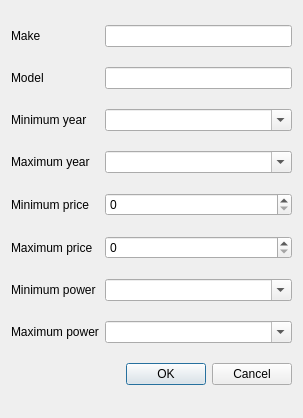
Before: the Qt Designer form filterinputdialog.ui in Jantero93/Qt_Harkka, drawn with Qt 5.
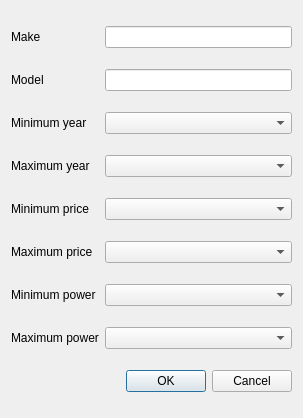
After: the same form once the commit is applied.

Commit message: filter input dropdownit yms gui redi

Diff of the .ui file:
```diff
--- a/filterinputdialog.ui
+++ b/filterinputdialog.ui
@@ -23,11 +23,17 @@
    </item>
    <item row="7" column="3">
     <widget class="QComboBox" name="comboBox_MinPower">
+     <property name="enabled">
+      <bool>true</bool>
+     </property>
      <property name="inputMethodHints">
       <set>Qt::ImhDigitsOnly</set>
      </property>
      <property name="editable">
-      <bool>true</bool>
+      <bool>false</bool>
+     </property>
+     <property name="insertPolicy">
+      <enum>QComboBox::InsertAtCurrent</enum>
      </property>
     </widget>
    </item>
@@ -37,7 +43,7 @@
       <set>Qt::ImhDigitsOnly</set>
      </property>
      <property name="editable">
-      <bool>true</bool>
+      <bool>false</bool>
      </property>
     </widget>
    </item>
@@ -61,7 +67,7 @@
       <set>Qt::ImhDigitsOnly</set>
      </property>
      <property name="editable">
-      <bool>true</bool>
+      <bool>false</bool>
      </property>
     </widget>
    </item>
@@ -82,23 +88,16 @@
      </property>
     </widget>
    </item>
-   <item row="5" column="3">
-    <widget class="QSpinBox" name="spinBox_MaxPrice">
-     <property name="maximum">
-      <number>100000000</number>
-     </property>
-     <property name="singleStep">
-      <number>1000</number>
-     </property>
-    </widget>
-   </item>
    <item row="3" column="3">
     <widget class="QComboBox" name="comboBox_MaxYear">
      <property name="inputMethodHints">
       <set>Qt::ImhDigitsOnly</set>
      </property>
      <property name="editable">
-      <bool>true</bool>
+      <bool>false</bool>
+     </property>
+     <property name="sizeAdjustPolicy">
+      <enum>QComboBox::AdjustToContents</enum>
      </property>
     </widget>
    </item>
@@ -119,19 +118,6 @@
    <item row="1" column="3">
     <widget class="QLineEdit" name="lineEdit_Model"/>
    </item>
-   <item row="4" column="3">
-    <widget class="QSpinBox" name="spinBox_MinPrice">
-     <property name="buttonSymbols">
-      <enum>QAbstractSpinBox::UpDownArrows</enum>
-     </property>
-     <property name="maximum">
-      <number>100000000</number>
-     </property>
-     <property name="singleStep">
-      <number>1000</number>
-     </property>
-    </widget>
-   </item>
    <item row="9" column="3">
     <widget class="QDialogButtonBox" name="buttonBox">
      <property name="orientation">
@@ -152,6 +138,19 @@
      </property>
     </widget>
    </item>
+   <item row="4" column="3">
+    <widget class="QComboBox" name="comboBox_MinPrice"/>
+   </item>
+   <item row="5" column="3">
+    <widget class="QComboBox" name="comboBox_MaxPrice">
+     <property name="iconSize">
+      <size>
+       <width>16</width>
+       <height>13</height>
+      </size>
+     </property>
+    </widget>
+   </item>
   </layout>
  </widget>
  <tabstops>
```
Left out of the diff: 4 changed lines with no effect on the pictures. The commit also changes 7 other files.
